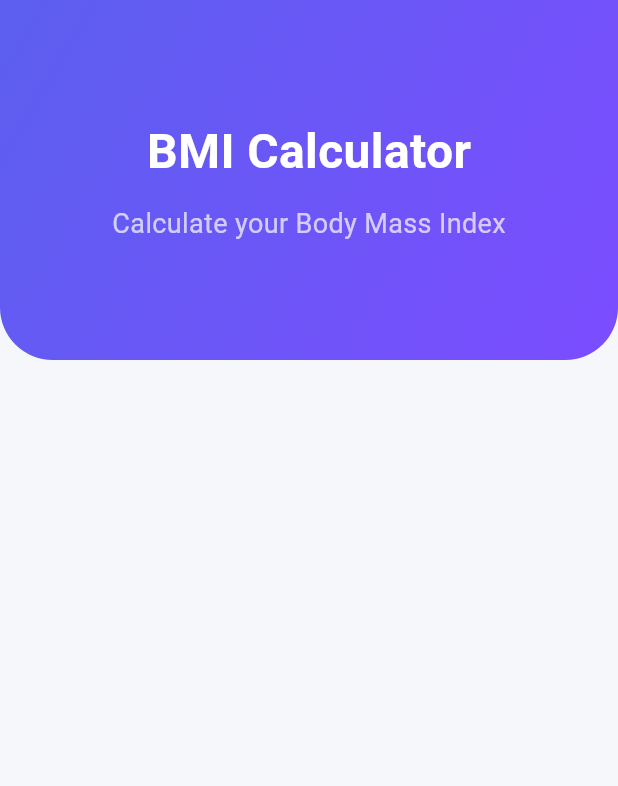
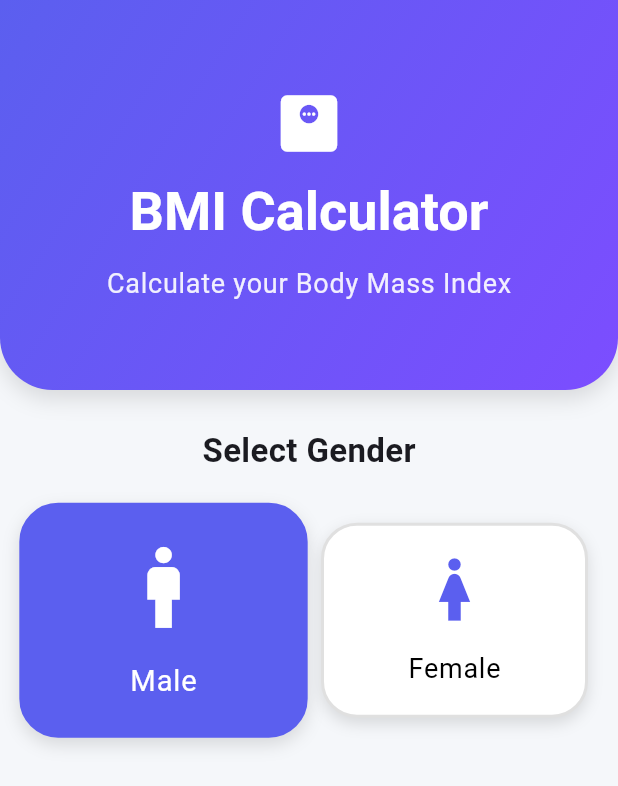
Before and after one commit to prem70198/flutter-BMI-calculator, a Flutter app: the screen it shows after launch, on a phone screen of 412 x 824 dp. Shown: the top 786 px of the screen. Run offline on Flutter 3.47's test engine with Material 3 defaults, Android fonts, the phone set to English and light mode, and no system bars.

Commit message:
Added gender selection UI with animations

```diff
--- a/lib/screens/home_screen.dart
+++ b/lib/screens/home_screen.dart
@@ -128,8 +128,8 @@
 //   }
 // }
 
+import '../widgets/gender_card.dart';
 import '../widgets/header_widget.dart';
-
 
 import 'package:flutter/material.dart';
 
@@ -141,13 +141,68 @@ class HomeScreen extends StatefulWidget {
 }
 
 class _HomeScreenState extends State<HomeScreen> {
+  bool isMale = true;
+
+
   @override
   Widget build(BuildContext context) {
-    return const Scaffold(
+    return Scaffold(
       body: Column(
         children: [
 
-          HeaderWidget(),
+          const HeaderWidget(),
+
+          const SizedBox(height: 25),
+
+          const Text(
+            "Select Gender",
+            style: TextStyle(
+              fontSize: 22,
+              fontWeight: FontWeight.bold,
+            ),
+          ),
+
+          const SizedBox(height: 25),
+
+          Padding(
+            padding: const EdgeInsets.symmetric(horizontal: 20),
+            child: Row(
+              mainAxisAlignment: MainAxisAlignment.spaceEvenly,
+              children: [
+                Expanded(
+                  child: GenderCard(
+                      icon: Icons.man,
+                      title: "Male",
+                      isSelected: isMale,
+                      onTap: (){
+                        setState(() {
+                          isMale = true;
+                        });
+                      },
+                    ),
+                ),
+
+                SizedBox(width: 16),
+
+                Expanded(
+                  child: GenderCard(
+                        icon: Icons.woman,
+                        title: "Female",
+                        isSelected: !isMale,
+                        onTap: (){
+                          setState(() {
+                            isMale = false;
+                          });
+                        },
+                      ),
+                ),
+
+
+              ],
+            ),
+          ),
+
+          const SizedBox(height: 25),
 
         ],
       )
--- a/lib/theme/app_theme.dart
+++ b/lib/theme/app_theme.dart
@@ -15,5 +15,18 @@ class AppTheme {
       centerTitle: true,
       elevation: 0,
     ),
+
+    textTheme: TextTheme(
+      headlineMedium: const TextStyle(
+        fontSize: 36,
+        fontWeight: FontWeight.bold,
+        color: Colors.white,
+      ),
+
+      bodyLarge: TextStyle(
+        fontSize: 18,
+        color: Colors.white.withOpacity(0.9),
+      ),
+    ),
   );
 }
--- a/lib/utils/colors.dart
+++ b/lib/utils/colors.dart
@@ -12,4 +12,8 @@ class AppColors {
   static const textDark = Color(0xff1A1A1A);
 
   static const grey = Color(0xffA0A0A0);
+
+  // static const secondary = Color(0xFF7C4DFF);
+
+  static const lightPurple = Color(0xFFB39DDB);
 }
--- /dev/null
+++ b/lib/widgets/gender_card.dart
@@ -0,0 +1,79 @@
+import '../utils/colors.dart';
+import 'package:flutter/material.dart';
+
+class GenderCard extends StatelessWidget{
+  final IconData icon;
+  final String title;
+  final bool isSelected ;
+  final VoidCallback onTap;
+
+
+  const GenderCard({
+    super.key,
+    required this.icon,
+    required this.title,
+    required this.isSelected,
+    required this.onTap,
+  });
+
+  @override
+  Widget build(BuildContext context) {
+    return GestureDetector(
+      onTap: onTap,
+        child: AnimatedScale(
+          duration: const Duration(milliseconds: 300),
+          scale: isSelected ? 1.08 : 1.0,
+
+          child: AnimatedContainer(
+            duration: Duration(milliseconds: 300),
+            // height: 130,
+            // width: 150,
+            height: isSelected ? 145 : 130,
+            //width: isSelected ? 180 : 120,
+
+            decoration: BoxDecoration(
+              color: isSelected ? AppColors.primary :
+                  Colors.white,
+              border: Border.all(
+                color: isSelected
+                    ? AppColors.primary
+                    : Colors.grey.shade300,
+                width: 2,
+              ),
+          borderRadius: BorderRadius.circular(24),
+
+          boxShadow: [
+            const BoxShadow(
+              color: Colors.black12,
+              blurRadius: 8,
+              offset: Offset(0,4),
+            ),
+          ],
+        ),
+
+        child: Column(
+            mainAxisAlignment: MainAxisAlignment.center,
+            children: [
+              Icon(icon ,
+                size: isSelected ? 60 : 50,
+                color: isSelected
+                  ? Colors.white
+                  : AppColors.primary,
+              ),
+
+              const SizedBox(height: 14,),
+
+              Text(title ,
+                style: Theme.of(context).textTheme.bodyLarge?.copyWith(
+                  color: isSelected
+                      ? Colors.white
+                      : Colors.black,
+                ),
+              )
+            ],
+          ),
+      ),),
+    );
+  }
+
+}
--- a/lib/widgets/header_widget.dart
+++ b/lib/widgets/header_widget.dart
@@ -1,4 +1,5 @@
 import 'package:flutter/material.dart';
+import '../utils/colors.dart';
 
 class HeaderWidget extends StatelessWidget {
   const HeaderWidget({super.key});
@@ -7,13 +8,13 @@ class HeaderWidget extends StatelessWidget {
   Widget build(BuildContext context) {
     return Container(
       width: double.infinity,
-      height: 240,
+      height: 260,
 
       decoration: const BoxDecoration(
         gradient: LinearGradient(
           colors: [
-            Color(0xff5B5FEF),
-            Color(0xff7C4DFF),
+            AppColors.primary,
+            AppColors.secondary,
           ],
           begin: Alignment.topLeft,
           end: Alignment.bottomRight,
@@ -23,33 +24,46 @@ class HeaderWidget extends StatelessWidget {
           bottomLeft: Radius.circular(35),
           bottomRight: Radius.circular(35),
         ),
+
+        boxShadow: const [
+          BoxShadow(
+            color: Colors.black12,
+            blurRadius: 12,
+            offset: Offset(0, 6),
+          ),
+        ],
       ),
 
-      child: const Column(
+      child: Padding(
+        padding: const EdgeInsets.symmetric(
+          horizontal: 24,
+          vertical: 30,),
+        child: Column(
           mainAxisAlignment: MainAxisAlignment.center,
           children: [
+            Icon(
+              Icons.monitor_weight_rounded,
+              color: Colors.white,
+              size: 50,
+            ),
+
+            SizedBox(height: 10),
 
             Text(
               "BMI Calculator",
-            style: TextStyle(
-              color: Colors.white,
-              fontSize: 32,
-              fontWeight: FontWeight.bold,
-            ),
+              style: Theme.of(context).textTheme.headlineMedium,
             ),
 
             SizedBox(height: 12),
 
             Text(
               "Calculate your Body Mass Index",
-            style: TextStyle(
-              color: Colors.white70,
-              fontSize: 18,
-            ),
+              style: Theme.of(context).textTheme.bodyLarge,
             ),
 
           ],
         ),
+      ),
     );
   }
 }
```
Lines whose indentation alone changed are shown as unchanged.
